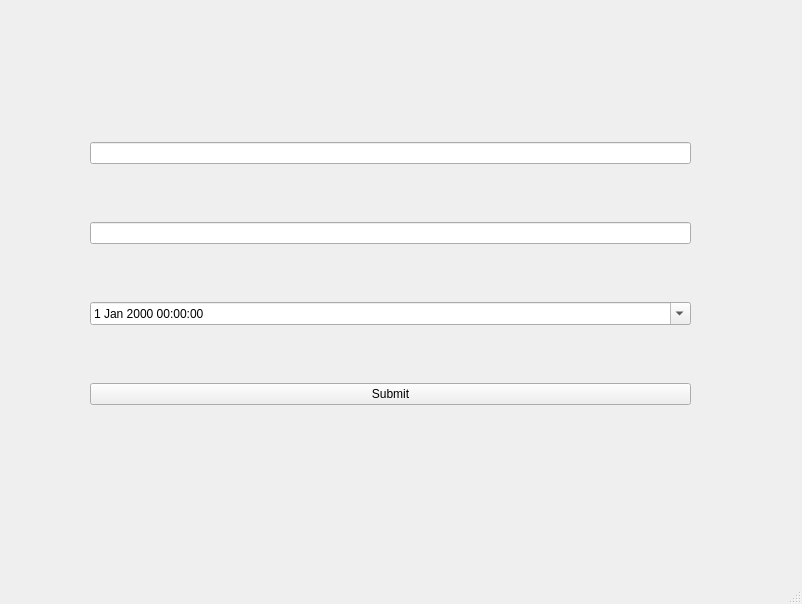
Before: the Qt Designer form UItest.ui in ASCENDINGHeat/PBOProject, drawn with Qt 5.
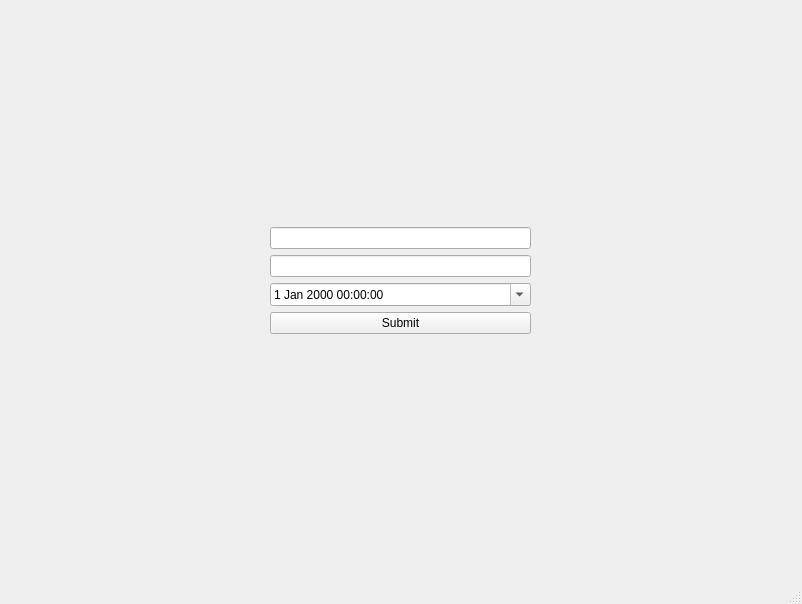
After: the same form once the commit is applied. The open tabs and pages were chosen to show the change. Icons and pictures are not drawn.

The edit to the form file:
```diff
--- a/UItest.ui
+++ b/UItest.ui
@@ -266,33 +266,85 @@
      <widget class="QWidget" name="layoutWidget">
       <property name="geometry">
        <rect>
-        <x>90</x>
-        <y>90</y>
-        <width>601</width>
-        <height>371</height>
+        <x>10</x>
+        <y>10</y>
+        <width>781</width>
+        <height>541</height>
        </rect>
       </property>
       <layout class="QGridLayout" name="gridLayout_2">
-       <item row="0" column="0">
-        <widget class="QLineEdit" name="lineEditName"/>
-       </item>
-       <item row="1" column="0">
-        <widget class="QLineEdit" name="lineEditDesc"/>
-       </item>
-       <item row="2" column="0">
+       <item row="3" column="1">
         <widget class="QDateTimeEdit" name="dateTimeEdit">
          <property name="calendarPopup">
           <bool>true</bool>
          </property>
         </widget>
        </item>
-       <item row="3" column="0">
+       <item row="1" column="1">
+        <widget class="QLineEdit" name="lineEditName"/>
+       </item>
+       <item row="2" column="2">
+        <spacer name="horizontalSpacer_6">
+         <property name="orientation">
+          <enum>Qt::Horizontal</enum>
+         </property>
+         <property name="sizeHint" stdset="0">
+          <size>
+           <width>40</width>
+           <height>20</height>
+          </size>
+         </property>
+        </spacer>
+       </item>
+       <item row="0" column="1">
+        <spacer name="verticalSpacer_6">
+         <property name="orientation">
+          <enum>Qt::Vertical</enum>
+         </property>
+         <property name="sizeHint" stdset="0">
+          <size>
+           <width>20</width>
+           <height>40</height>
+          </size>
+         </property>
+        </spacer>
+       </item>
+       <item row="2" column="0">
+        <spacer name="horizontalSpacer_5">
+         <property name="orientation">
+          <enum>Qt::Horizontal</enum>
+         </property>
+         <property name="sizeHint" stdset="0">
+          <size>
+           <width>40</width>
+           <height>20</height>
+          </size>
+         </property>
+        </spacer>
+       </item>
+       <item row="4" column="1">
         <widget class="QPushButton" name="pushButtonSubmit">
          <property name="text">
           <string>Submit</string>
          </property>
         </widget>
        </item>
+       <item row="2" column="1">
+        <widget class="QLineEdit" name="lineEditDesc"/>
+       </item>
+       <item row="5" column="1">
+        <spacer name="verticalSpacer_7">
+         <property name="orientation">
+          <enum>Qt::Vertical</enum>
+         </property>
+         <property name="sizeHint" stdset="0">
+          <size>
+           <width>20</width>
+           <height>40</height>
+          </size>
+         </property>
+        </spacer>
+       </item>
       </layout>
      </widget>
     </widget>
```
Left out of the diff: 127 changed lines with no effect on the pictures.
